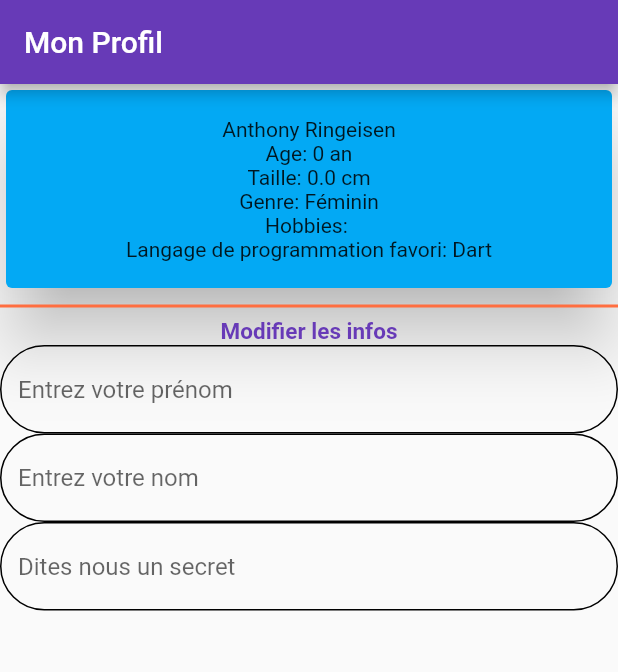
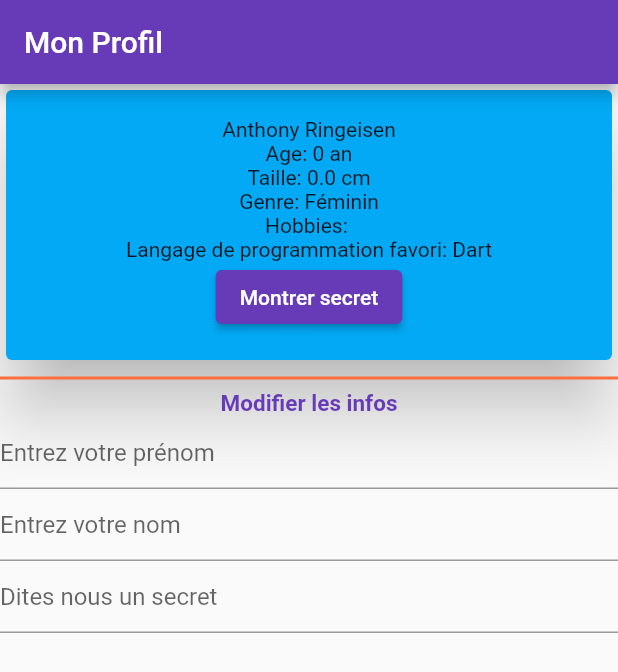
Before and after one commit to Anthonyrgn/my_profil, a Flutter app: the screen it shows after launch, on a phone screen of 412 x 824 dp. Shown: the top 672 px of the screen. Run offline on Flutter 3.47's test engine with Material 2 defaults, Android fonts, the phone set to English and light mode, and no system bars.

Commit message:
Show secret

```diff
--- a/lib/my_profil_page.dart
+++ b/lib/my_profil_page.dart
@@ -14,6 +14,8 @@ class ProfilPageState extends State<ProfilPage> {
   late TextEditingController surname;
   late TextEditingController name;
   late TextEditingController secret;
+
+  bool showSecret = false;
 
   @override
   void initState() {
@@ -63,7 +65,12 @@ class ProfilPageState extends State<ProfilPage> {
                   Text("Taille: ${myProfil.setHeight()}"),
                   Text("Genre: ${myProfil.setGenderString()}"),
                   Text("Hobbies: ${myProfil.setHobbies()}"),
-                  Text("Langage de programmation favori: ${myProfil.favoriteLang}")
+                  Text("Langage de programmation favori: ${myProfil.favoriteLang}"),
+                  ElevatedButton(
+                      onPressed: updateSecret,
+                      child: Text((showSecret) ? "Cacher secret" : "Montrer secret"),
+                  ),
+                  (showSecret) ? Text(myProfil.secret) : Container(height: 0, width: 0,),
                 ],
               )),
             ),
@@ -86,9 +93,6 @@ class ProfilPageState extends State<ProfilPage> {
     return TextField(
       controller: controller,
       decoration: InputDecoration(
-        enabledBorder: OutlineInputBorder(
-          borderRadius: BorderRadius.circular(40),
-        ),
         hintText: hint,
       ),
       obscureText: isSecret,
@@ -108,4 +112,9 @@ class ProfilPageState extends State<ProfilPage> {
     });
   }
 
+  updateSecret(){
+    setState(() {
+      showSecret = !showSecret;
+    });
+  }
 }
```
